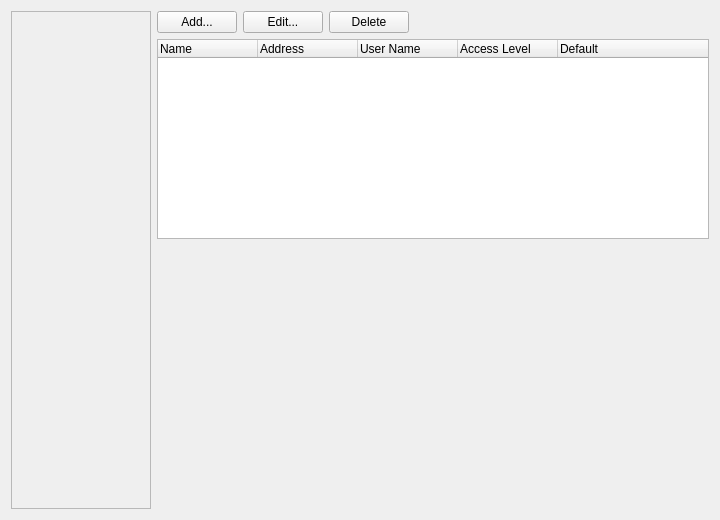
First picture: the form in source/client/desktop/settings_tab.ui, repository dchapyshev/aspia, before the edit.
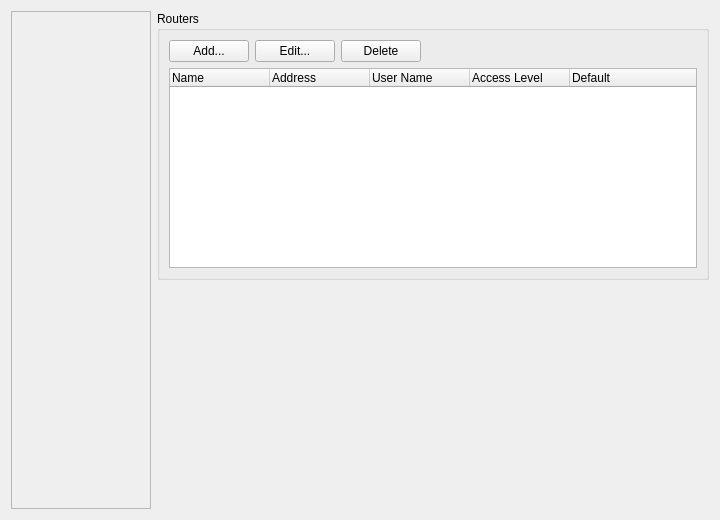
Second picture: the form after the edit. Custom widgets are drawn as their Qt base class.

```diff
--- a/source/client/desktop/settings_tab.ui
+++ b/source/client/desktop/settings_tab.ui
@@ -394,6 +394,12 @@
             <number>0</number>
            </property>
            <item>
+            <widget class="QGroupBox" name="groupbox_routers">
+             <property name="title">
+              <string>Routers</string>
+             </property>
+             <layout class="QVBoxLayout" name="layout_groupbox_routers">
+              <item>
             <layout class="QHBoxLayout" name="layout_router_buttons">
              <item>
               <widget class="QPushButton" name="button_add_router">
@@ -433,6 +439,12 @@
            </item>
            <item>
             <widget class="QTreeWidget" name="tree_routers">
+                <property name="sizePolicy">
+                 <sizepolicy hsizetype="Expanding" vsizetype="Fixed">
+                  <horstretch>0</horstretch>
+                  <verstretch>0</verstretch>
+                 </sizepolicy>
+                </property>
              <property name="minimumSize">
               <size>
                <width>0</width>
@@ -476,6 +488,9 @@
                <string>Default</string>
               </property>
              </column>
+               </widget>
+              </item>
+             </layout>
             </widget>
            </item>
            <item>
```
Lines whose indentation alone changed are shown as unchanged.
